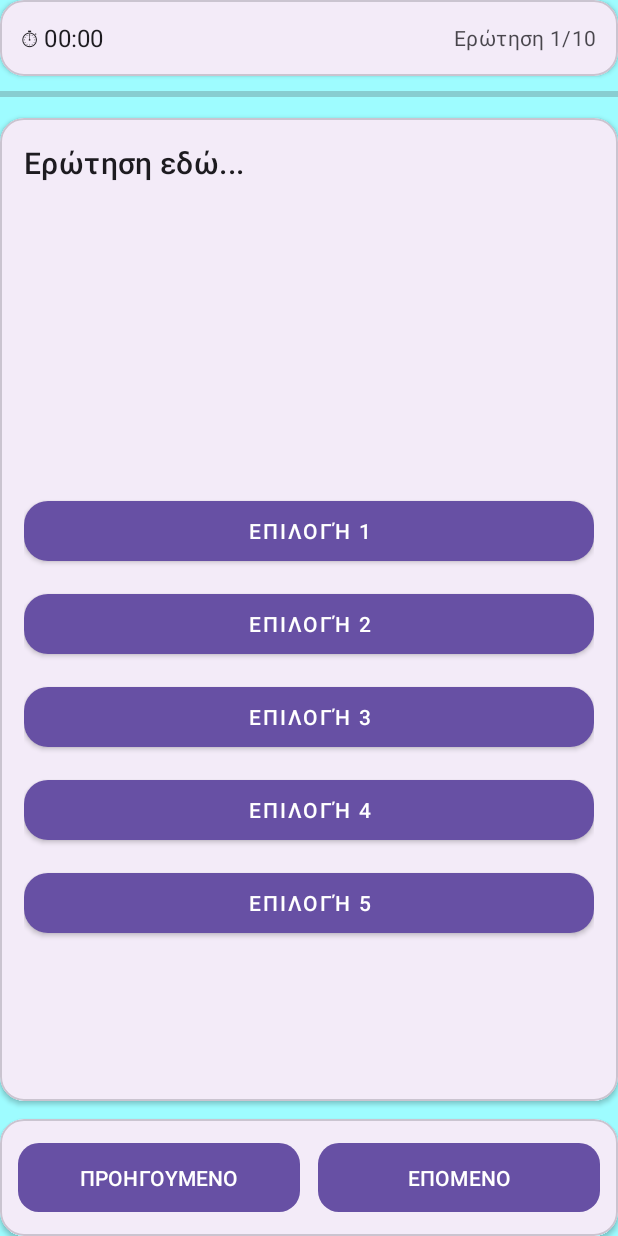
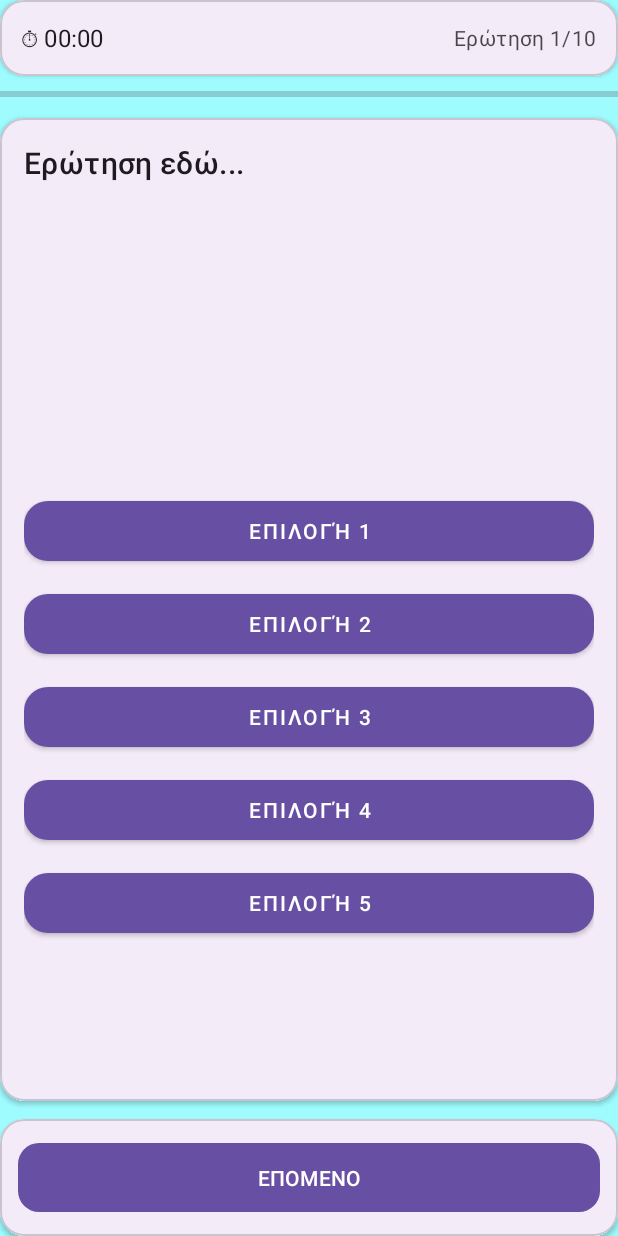
Before and after one commit to panzois/multiple-choice-test-android, an Android app: the TestActivity screen opened directly, with no data from a screen before it, on a phone screen of 412 x 824 dp. Run offline under Robolectric (Android 15) with nearby library versions, the light colour scheme and no system bars; 1 statement that could not run was skipped.

Commit message:
Finalize quiz flow: remove back navigation and clean QuizEngine
- Removed back navigation logic to avoid score inconsistencies
- Simplified QuizEngine by removing unused previousQuestion method
- Ensured linear quiz flow with correct score calculation
- Finalized TestActivity flow with dynamic step, timer and finish state

```diff
--- a/app/src/main/res/layout/activity_test.xml
+++ b/app/src/main/res/layout/activity_test.xml
@@ -157,7 +157,7 @@
         </ScrollView>
     </com.google.android.material.card.MaterialCardView>
 
-    <!-- ================= BOTTOM BAR ================= -->
+    <!-- ================= BOTTOM BAR (ONLY NEXT) ================= -->
     <com.google.android.material.card.MaterialCardView
         android:id="@+id/CardBottom"
         android:layout_width="0dp"
@@ -177,23 +177,9 @@
             android:padding="12dp">
 
             <com.google.android.material.button.MaterialButton
-                android:id="@+id/BtBack"
-                android:layout_width="0dp"
+                android:id="@+id/BtNext"
+                android:layout_width="match_parent"
                 android:layout_height="wrap_content"
-                android:layout_weight="1"
-                android:minHeight="54dp"
-                android:text="ΠΡΟΗΓΟΥΜΕΝΟ"
-                app:cornerRadius="14dp" />
-
-            <Space
-                android:layout_width="12dp"
-                android:layout_height="0dp" />
-
-            <com.google.android.material.button.MaterialButton
-                android:id="@+id/BtNext"
-                android:layout_width="0dp"
-                android:layout_height="wrap_content"
-                android:layout_weight="1"
                 android:minHeight="54dp"
                 android:text="ΕΠΟΜΕΝΟ"
                 app:cornerRadius="14dp" />
```
Also changed, not shown: app/src/main/java/org/pzois/uniwa/android/multiplechoicetest/QuizEngine.java (+22 -16 lines), app/src/main/java/org/pzois/uniwa/android/multiplechoicetest/TestActivity.java (+32 -31 lines).
